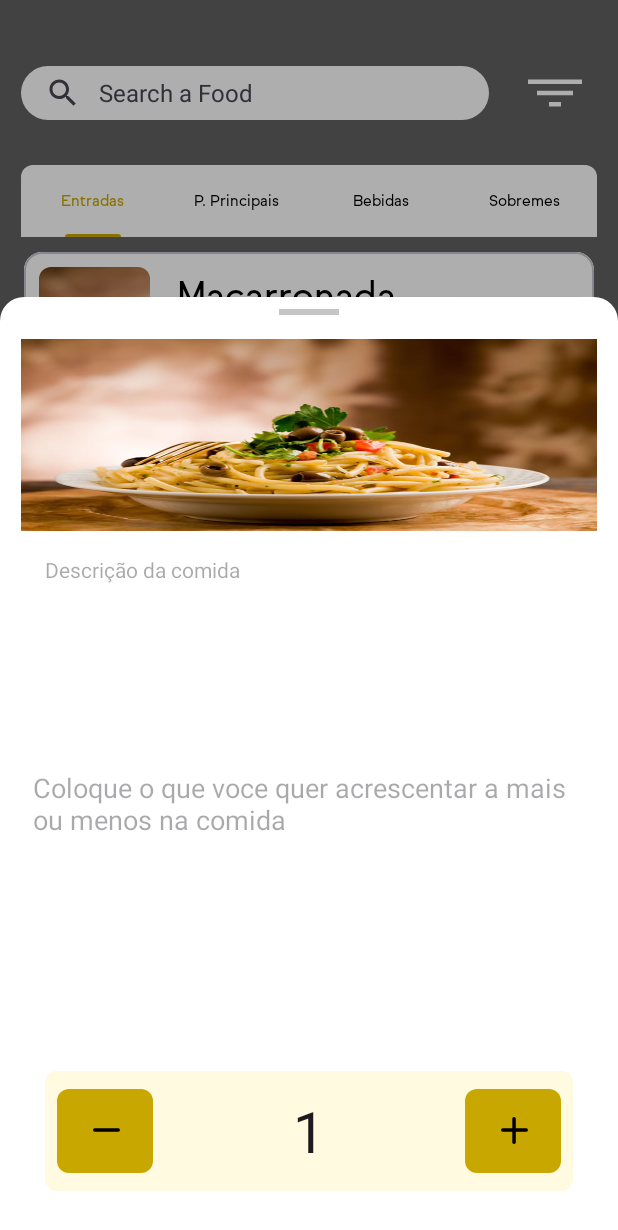
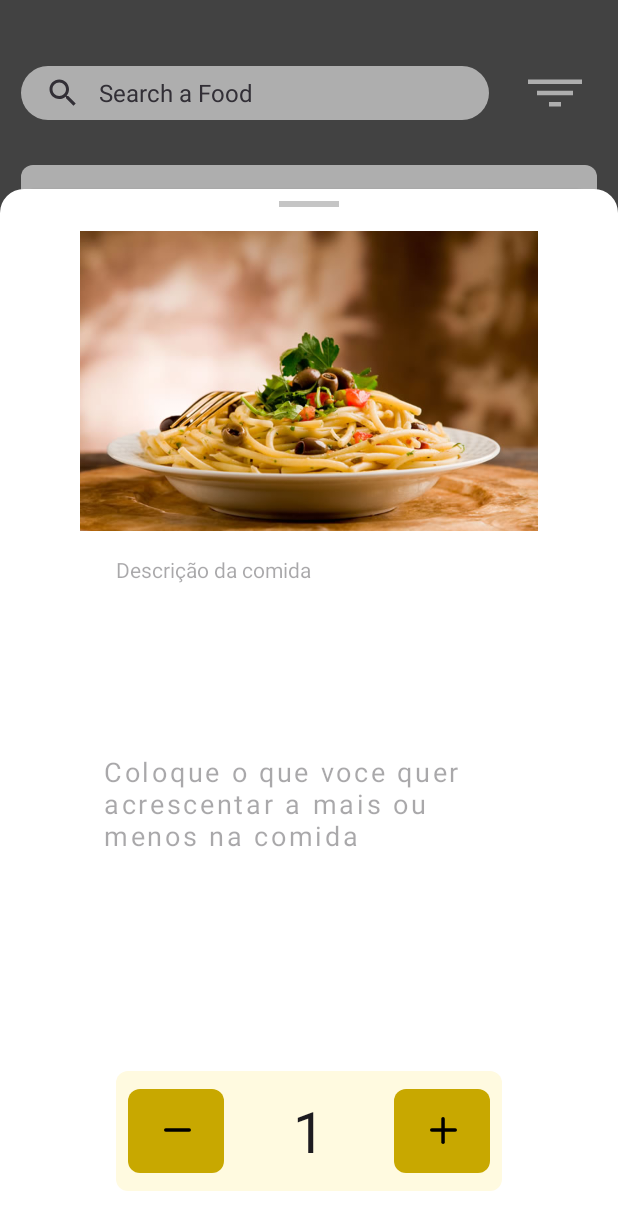
Before and after one commit to Junio00r/RestFood, an Android app built with Jetpack Compose: the screen it shows after launch (MenuActivity), after a tap on an icon or button, on a phone screen of 412 x 824 dp. Shown: the top 1230 px of the screen. Run offline under Robolectric (Android 15) with nearby library versions, the phone set to English and light mode, and no system bars; our stand-ins replace Room's generated code; 1 statement that could not run was skipped.

Commit message:
ViewPager2 bug fix

```diff
--- a/app/build.gradle.kts
+++ b/app/build.gradle.kts
@@ -10,7 +10,7 @@ android {
 
     defaultConfig {
         applicationId = "com.devmobile.android.restaurant"
-        minSdk = 29
+        minSdk = 28
         targetSdk = 34
         versionCode = 1
         versionName = "1.0"
--- a/app/src/main/java/com/devmobile/android/restaurant/FragmentTabFoodSection.kt
+++ b/app/src/main/java/com/devmobile/android/restaurant/FragmentTabFoodSection.kt
@@ -1,23 +1,34 @@
 package com.devmobile.android.restaurant
 
 import android.annotation.SuppressLint
+import android.content.Context
+import android.graphics.drawable.Drawable
+import android.media.Image
 import android.os.Bundle
+import android.view.InflateException
 import android.view.LayoutInflater
 import android.view.View
 import android.view.ViewGroup
+import android.widget.ImageView
 import android.widget.Toast
+import androidx.core.graphics.drawable.toDrawable
 import androidx.fragment.app.Fragment
+import androidx.fragment.app.FragmentManager.FragmentLifecycleCallbacks
 import androidx.recyclerview.widget.LinearLayoutManager
 import androidx.recyclerview.widget.RecyclerView
 import com.devmobile.android.restaurant.adapters.FoodCardAdapter
 import com.devmobile.android.restaurant.databinding.TabFoodSectionLayoutBinding
 import com.devmobile.android.restaurant.enums.FoodSection
 import com.devmobile.android.restaurant.viewholders.FoodCardViewHolder
-import com.google.android.material.bottomsheet.BottomSheetBehavior
 import java.util.LinkedList
+import java.util.zip.Inflater
 
-class FragmentTabFoodSection(fragmentLayoutId: Int, fragmentSection: FoodSection) :
-    Fragment(fragmentLayoutId), ClickNotification, BottomSheetNotification {
+@SuppressLint("MissingInflatedId", "ResourceType")
+class FragmentTabFoodSection(
+    private val context: Context,
+    private val fragmentLayoutId: Int,
+    fragmentSection: FoodSection
+) : Fragment(), ClickNotification {
     private var id: Int? = null
 
     private lateinit var binding: TabFoodSectionLayoutBinding
@@ -29,106 +40,44 @@ class FragmentTabFoodSection(fragmentLayoutId: Int, fragmentSection: FoodSection
     private val iconSize = 64f
     private val filtersChip = LinkedList<CustomChipFilter>()
     private val bottomSheet = ModalBottomSheet()
-
+    private lateinit var testeando: View
 
     override fun onCreateView(
         inflater: LayoutInflater, container: ViewGroup?, savedInstanceState: Bundle?
     ): View? {
         Toast.makeText(
-            requireContext(),
+            context,
             "Chegou onCreateView $mFragmentSection",
             Toast.LENGTH_SHORT
         ).show()
-        return super.onCreateView(inflater, container, savedInstanceState)
+
+        // Criando aqui ao inves de mandar pelo construtor
+        return LayoutInflater.from(context).inflate(R.layout.tab_food_section_layout, null)
     }
 
     override fun onViewCreated(view: View, savedInstanceState: Bundle?) {
-
-
         binding = TabFoodSectionLayoutBinding.bind(view)
-        foodDAO = RestaurantDatabase.getInstance(requireContext())
+        foodDAO = RestaurantDatabase.getInstance(context)
         dataFoodsOfTabSections =
             foodDAO.getFoodDao().getFoodsBySection(mFragmentSection) as ArrayList<Food>
-        dataFoodsOfTabSections.size
+
         recyclerViewFoods = binding.recyclerFood
-        foodCardAdapter = FoodCardAdapter(dataFoodsOfTabSections, requireContext())
+        foodCardAdapter = FoodCardAdapter(dataFoodsOfTabSections, context)
         foodCardAdapter.setClickNotifyBridge(this)
         recyclerViewFoods.adapter = foodCardAdapter
         recyclerViewFoods.layoutManager =
-            LinearLayoutManager(requireContext(), RecyclerView.VERTICAL, false)
+            LinearLayoutManager(context, RecyclerView.VERTICAL, false)
+
+
 //        loadChipsOnFragment()
         super.onViewCreated(view, savedInstanceState)
     }
 
-    override fun onViewStateRestored(savedInstanceState: Bundle?) {
-        Toast.makeText(
-            requireContext(),
-            "Chegou onViewStateRestored $mFragmentSection",
-            Toast.LENGTH_SHORT
-        ).show()
-        super.onViewStateRestored(savedInstanceState)
-    }
-
-    override fun onStart() {
-        Toast.makeText(requireContext(), "Chegou onStart $mFragmentSection", Toast.LENGTH_SHORT)
-            .show()
-        super.onStart()
-    }
-
-    override fun onResume() {
-        Toast.makeText(requireContext(), "Chegou onResume $mFragmentSection", Toast.LENGTH_SHORT)
-            .show()
-        // Solicito para redesenhar as views
-        recyclerViewFoods.invalidate()
-
-        super.onResume()
-    }
-
-    override fun onPause() {
-        Toast.makeText(requireContext(), "Chegou onPause $mFragmentSection", Toast.LENGTH_SHORT)
-            .show()
-        super.onPause()
-    }
-
-    override fun onStop() {
-        Toast.makeText(requireContext(), "Chegou onStop $mFragmentSection", Toast.LENGTH_SHORT)
-            .show()
-        super.onStop()
-    }
-
-    override fun onDestroy() {
-        Toast.makeText(requireContext(), "Chegou onDestroy $mFragmentSection", Toast.LENGTH_SHORT)
-            .show()
-        super.onDestroy()
-    }
-
-    override fun onSaveInstanceState(outState: Bundle) {
-
-        Toast.makeText(
-            requireContext(),
-            "Chegou onSaveInstanceState $mFragmentSection",
-            Toast.LENGTH_SHORT
-        ).show()
-        super.onSaveInstanceState(outState)
-    }
-
-    override fun onDestroyView() {
-        Toast.makeText(
-            requireContext(),
-            "Chegou onDestroyView $mFragmentSection",
-            Toast.LENGTH_SHORT
-        ).show()
-        super.onDestroyView()
-    }
 
     override fun checkboxClicked(v: FoodCardViewHolder) {
 
         bottomSheet.show(this.childFragmentManager, ModalBottomSheet.TAG)
         bottomSheet.setBottomSheetAtributes(v)
-        bottomSheet.setBottomSheetHideNotification(this)
-    }
-
-    override fun bottomSheetHidedNotification() {
     }
 
 //    private fun loadChipsOnFragment() {
--- a/app/src/main/java/com/devmobile/android/restaurant/MenuActivity.kt
+++ b/app/src/main/java/com/devmobile/android/restaurant/MenuActivity.kt
@@ -1,7 +1,10 @@
 package com.devmobile.android.restaurant
 
+import android.annotation.SuppressLint
+import android.app.ActionBar.LayoutParams
 import android.os.Bundle
 import android.text.InputFilter
+import android.text.PrecomputedText.Params
 import android.view.Gravity
 import android.view.View
 import android.widget.PopupMenu
@@ -9,8 +12,11 @@ import android.widget.RelativeLayout
 import androidx.activity.enableEdgeToEdge
 import androidx.appcompat.app.AppCompatActivity
 import androidx.compose.foundation.layout.WindowInsetsSides
+import androidx.compose.foundation.text.KeyboardActions
 import androidx.constraintlayout.utils.widget.ImageFilterButton
 import androidx.core.view.WindowCompat
+import androidx.core.view.get
+import androidx.core.view.size
 import androidx.recyclerview.widget.RecyclerView
 import com.devmobile.android.restaurant.adapters.FoodCardAdapter
 import com.devmobile.android.restaurant.adapters.FragmentTabAdapter
@@ -73,6 +79,7 @@ class MenuActivity : AppCompatActivity() {
 //        standardBottomSheetBehavior.state = BottomSheetBehavior.STATE_HIDDEN
     }
 
+    @SuppressLint("ResourceAsColor")
     private fun initTabLayoutSpecifications() {
 
         val tabsNameId = arrayOf(
@@ -82,10 +89,10 @@ class MenuActivity : AppCompatActivity() {
             R.string.tab_item_sobremesas,
         )
         val tabFragmentsInstances = arrayOf(
-            FragmentTabFoodSection(R.layout.tab_food_section_layout, FoodSection.ENTRADA),
-            FragmentTabFoodSection(R.layout.tab_food_section_layout, FoodSection.PRINCIPAL),
-            FragmentTabFoodSection(R.layout.tab_food_section_layout, FoodSection.BEBIDA),
-            FragmentTabFoodSection(R.layout.tab_food_section_layout, FoodSection.SOBREMESA),
+            FragmentTabFoodSection(this, R.layout.tab_food_section_layout, FoodSection.ENTRADA),
+            FragmentTabFoodSection(this, R.layout.tab_food_section_layout, FoodSection.PRINCIPAL),
+            FragmentTabFoodSection(this, R.layout.tab_food_section_layout, FoodSection.BEBIDA),
+            FragmentTabFoodSection(this, R.layout.tab_food_section_layout, FoodSection.SOBREMESA),
         )
 //        tabFragmentsInstances.forEach { it.setClickNotifyBridge(this) }
         val foods = ArrayList<Food>()
--- a/app/src/main/java/com/devmobile/android/restaurant/ModalBottomSheet.kt
+++ b/app/src/main/java/com/devmobile/android/restaurant/ModalBottomSheet.kt
@@ -9,18 +9,21 @@ import android.view.View
 import android.view.ViewGroup
 import android.view.WindowManager
 import android.widget.Button
+import android.widget.Filter
 import android.widget.ImageView
 import androidx.core.graphics.drawable.toDrawable
+import androidx.core.view.marginStart
 import com.devmobile.android.restaurant.viewholders.FoodCardViewHolder
 import com.google.android.material.bottomsheet.BottomSheetBehavior
 import com.google.android.material.bottomsheet.BottomSheetDialog
 import com.google.android.material.bottomsheet.BottomSheetDialogFragment
 import com.google.android.material.imageview.ShapeableImageView
 import com.google.android.material.textfield.TextInputEditText
+import java.io.FilterInputStream
+import java.io.FilterWriter
 
 
-class ModalBottomSheet : BottomSheetDialogFragment(), View.OnClickListener,
-    BottomSheetNotification {
+class ModalBottomSheet : BottomSheetDialogFragment(), View.OnClickListener {
     private lateinit var viewInflate: View
     private lateinit var inputQuantity: TextInputEditText
     private lateinit var foodCard: FoodCardViewHolder
@@ -32,27 +35,25 @@ class ModalBottomSheet : BottomSheetDialogFragment(), View.OnClickListener,
     ): View {
 
         viewInflate = inflater.inflate(R.layout.modal_bottomsheet_layout, container, false)
-
+        viewInflate.setPadding(80, 0, 80, 0)
         val bottomSheetBehavior = (dialog as BottomSheetDialog).behavior
-        val relativeLayout: ViewGroup =
+        val bottomSheetLayoutRoot: ViewGroup =
             viewInflate.findViewById(R.id.frameBottomSheetFoodSelectedBottomSheet)
-        bottomSheetBehavior.peekHeight = relativeLayout.resources.displayMetrics.heightPixels
+        bottomSheetBehavior.peekHeight = bottomSheetLayoutRoot.resources.displayMetrics.heightPixels
 
         // AddedImageFood
         var foodView: ShapeableImageView = viewInflate.findViewById(R.id.imageFoodBottomSheet)
         val drawable = foodCard.imageFood.drawable
         foodView.setImageDrawable(drawable)
         foodView.scaleType = ImageView.ScaleType.FIT_XY
+        val bsFoodPreferences: TextInputEditText = viewInflate.findViewById(R.id.textFoodPreferencesDescriptionsBottomSheet)
+        bsFoodPreferences.letterSpacing = 0.1f
 
-        bottomSheetBehavior.addBottomSheetCallback(object : BottomSheetBehavior.BottomSheetCallback(){
-            override fun onStateChanged(bottomSheet: View, newState: Int) {
-                when(newState) {
-                    BottomSheetBehavior.STATE_HIDDEN -> bottomSheetHidedNotification
-                }
-            }
 
-            override fun onSlide(p0: View, p1: Float) { }
-        })
+        bsFoodPreferences.post {
+            bsFoodPreferences.filters =  arrayOf(InputFilter.LengthFilter(bsFoodPreferences.width sta * 2))
+        }
+
 
         init()
         return viewInflate
@@ -110,20 +111,7 @@ class ModalBottomSheet : BottomSheetDialogFragment(), View.OnClickListener,
         return -1
     }
 
-    override fun onHiddenChanged(hidden: Boolean) {
-        super.onHiddenChanged(hidden)
-        bottomSheetHidedNotification
-    }
-
     fun setBottomSheetAtributes(v: FoodCardViewHolder) {
         foodCard = v
     }
-
-    fun setBottomSheetHideNotification(bottomSheetHidedNotificationReceived: BottomSheetNotification) {
-        this.bottomSheetHidedNotification = bottomSheetHidedNotificationReceived
-    }
-
-    override fun bottomSheetHidedNotification() {
-        bottomSheetHidedNotification.bottomSheetHidedNotification()
-    }
 }
--- a/app/src/main/java/com/devmobile/android/restaurant/adapters/FragmentTabAdapter.kt
+++ b/app/src/main/java/com/devmobile/android/restaurant/adapters/FragmentTabAdapter.kt
@@ -9,6 +9,7 @@ import com.devmobile.android.restaurant.Food
 import com.devmobile.android.restaurant.enums.FoodSection
 import com.devmobile.android.restaurant.FragmentTabFoodSection
 import com.devmobile.android.restaurant.RestaurantDatabase
+import kotlinx.coroutines.newFixedThreadPoolContext
 
 class FragmentTabAdapter(
 
--- a/app/src/main/res/layout/activity_menu.xml
+++ b/app/src/main/res/layout/activity_menu.xml
@@ -10,6 +10,7 @@
     <LinearLayout
         android:layout_width="match_parent"
         android:layout_height="match_parent"
+        android:background="@android:color/transparent"
         android:orientation="vertical">
 
         <!--    <androidx.core.widget.NestedScrollView-->
@@ -74,9 +75,8 @@
         <androidx.viewpager2.widget.ViewPager2
             android:id="@+id/pagerFoodSections"
             android:layout_width="match_parent"
-            android:layout_height="wrap_content"
-            android:layout_marginTop="8dp"
-            android:background="@null" />
+            android:layout_height="match_parent"
+            android:layout_marginTop="8dp" />
 
     </LinearLayout>
 
--- a/app/src/main/res/layout/food_card_layout.xml
+++ b/app/src/main/res/layout/food_card_layout.xml
@@ -3,7 +3,7 @@
     xmlns:app="http://schemas.android.com/apk/res-auto"
     android:layout_width="match_parent"
     android:layout_height="wrap_content"
-    android:background="@null"
+    android:background="@android:color/transparent"
     android:orientation="vertical">
 
     <com.google.android.material.card.MaterialCardView
--- a/app/src/main/res/layout/modal_bottomsheet_layout.xml
+++ b/app/src/main/res/layout/modal_bottomsheet_layout.xml
@@ -9,7 +9,6 @@
     android:background="@drawable/radius_bottomsheet"
     android:backgroundTint="@color/thirdary_color"
     android:orientation="vertical"
-    android:paddingHorizontal="14dp"
     app:layout_behavior="com.google.android.material.bottomsheet.BottomSheetBehavior">
 
     <com.google.android.material.bottomsheet.BottomSheetDragHandleView
@@ -25,7 +24,7 @@
     <com.google.android.material.imageview.ShapeableImageView
         android:id="@+id/imageFoodBottomSheet"
         android:layout_width="match_parent"
-        android:layout_height="128dp"
+        android:layout_height="200dp"
         android:layout_below="@id/drag_handleBottomSheet"
         android:layout_alignParentStart="true"
         android:layout_alignParentEnd="true"
@@ -39,6 +38,7 @@
         android:layout_below="@id/imageFoodBottomSheet"
         android:layout_alignStart="@id/imageFoodBottomSheet"
         android:layout_alignEnd="@id/imageFoodBottomSheet"
+        android:layout_marginHorizontal="8dp"
         android:hint="Descrição da comida"
         android:padding="16dp"
         android:paddingVertical="16dp" />
@@ -50,10 +50,12 @@
         android:layout_below="@id/textFoodDescriptionBottomSheet"
         android:layout_alignParentStart="true"
         android:layout_alignParentEnd="true"
+        android:layout_marginHorizontal="8dp"
         android:layout_marginTop="32dp"
         android:background="@null"
+        android:breakStrategy="simple"
         android:hint="Coloque o que voce quer acrescentar a mais ou menos na comida"
-        android:maxLines="5"
+        android:inputType="textMultiLine"
         android:padding="8dp" />
 
     <LinearLayout
@@ -63,7 +65,7 @@
         android:layout_below="@+id/textFoodPreferencesDescriptionsBottomSheet"
         android:layout_alignParentStart="true"
         android:layout_alignParentEnd="true"
-        android:layout_marginHorizontal="16dp"
+        android:layout_marginHorizontal="24dp"
         android:layout_marginTop="128dp"
         android:layout_marginBottom="30dp"
         android:background="@drawable/radius_layout"
--- a/app/src/main/res/layout/tab_food_section_layout.xml
+++ b/app/src/main/res/layout/tab_food_section_layout.xml
@@ -1,10 +1,11 @@
 <?xml version="1.0" encoding="utf-8"?>
-<LinearLayout xmlns:android="http://schemas.android.com/apk/res/android"
+<androidx.recyclerview.widget.RecyclerView xmlns:android="http://schemas.android.com/apk/res/android"
     xmlns:app="http://schemas.android.com/apk/res-auto"
-    android:layout_width="match_parent"
-    android:layout_height="match_parent"
-    android:fitsSystemWindows="true"
-    android:orientation="vertical">
+    android:id="@+id/recyclerFood"
+    android:layout_width="wrap_content"
+    android:layout_height="wrap_content"
+    android:background="@android:color/transparent"
+    android:orientation="vertical" />
 
     <!--    <HorizontalScrollView-->
     <!--        android:id="@+id/scrollChipGroup"-->
@@ -24,10 +25,10 @@
 
     <!--    </HorizontalScrollView>-->
 
-    <androidx.recyclerview.widget.RecyclerView
-        android:id="@+id/recyclerFood"
-        android:layout_width="match_parent"
-        android:layout_height="match_parent"
-        android:fitsSystemWindows="true" />
+    <!--    <androidx.recyclerview.widget.RecyclerView-->
+    <!--        android:id="@+id/recyclerFood"-->
+    <!--        android:layout_width="wrap_content"-->
+    <!--        android:layout_height="wrap_content"-->
+    <!--        android:background="#1C3CED" />-->
 
-</LinearLayout>
+    <!--</androidx.recyclerview.widget.RecyclerView>-->
--- a/app/src/main/res/values/colors.xml
+++ b/app/src/main/res/values/colors.xml
@@ -6,4 +6,6 @@
     <color name="fourty_color">#C5C5C5</color>
     <color name="five_color">#989898</color>
     <color name="six_color">#DADADA</color>
+    <color name="testePager">#AA00FF</color>
+    <color name="testeRecycler">#2FFF00</color>
 </resources>
--- a/app/src/main/res/values/styles.xml
+++ b/app/src/main/res/values/styles.xml
@@ -57,10 +57,5 @@
         <item name="android:background">@null</item>
     </style>
 
-    <style name="BottomSheetModal" parent="@style/Widget.Material3.BottomSheet.Modal">
-        <item name="background">@null</item>
-        <item name="android:background">@null</item>
-        <item name="android:fitsSystemWindows">false</item>
-    </style>
 
 </resources>
```
Also changed, not shown: app/src/main/res/drawable/nofood.jpg (added). Lines whose indentation alone changed are shown as unchanged.
